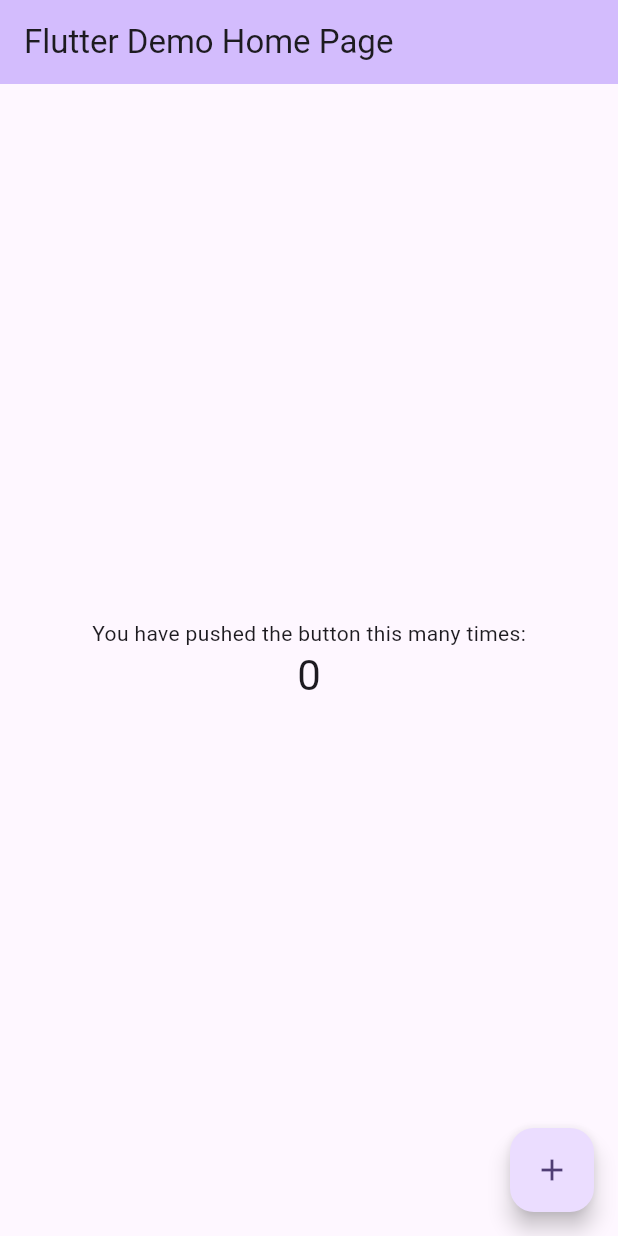
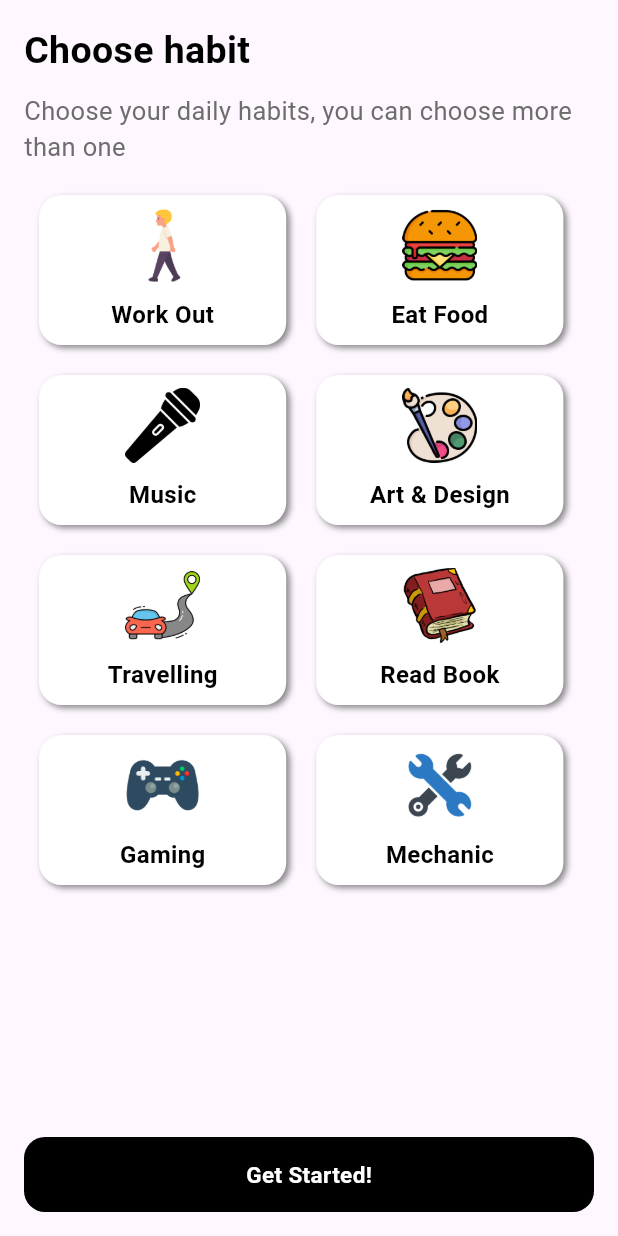
Before and after one commit to TamilSelvanRaja/shajin_pvt_ltd, a Flutter app: the screen it shows after launch, on a phone screen of 412 x 824 dp. Run offline on Flutter 3.47's test engine with Material 3 defaults, Android fonts, the phone set to English and light mode, and no system bars; our stand-ins replace get; Roboto replaces fonts that are missing (RobotoSlab).

Commit message:
Habits screen designed

```diff
--- a/lib/main.dart
+++ b/lib/main.dart
@@ -1,4 +1,6 @@
 import 'package:flutter/material.dart';
+import 'package:get/get.dart';
+import 'package:shajin_app/ui/home_screen.dart';
 
 void main() {
   runApp(const MyApp());
@@ -6,120 +8,15 @@
 
 class MyApp extends StatelessWidget {
   const MyApp({super.key});
-
-  // This widget is the root of your application.
   @override
   Widget build(BuildContext context) {
-    return MaterialApp(
+    return GetMaterialApp(
       title: 'Flutter Demo',
       theme: ThemeData(
-        // This is the theme of your application.
-        //
-        // TRY THIS: Try running your application with "flutter run". You'll see
-        // the application has a purple toolbar. Then, without quitting the app,
-        // try changing the seedColor in the colorScheme below to Colors.green
-        // and then invoke "hot reload" (save your changes or press the "hot
-        // reload" button in a Flutter-supported IDE, or press "r" if you used
-        // the command line to start the app).
-        //
-        // Notice that the counter didn't reset back to zero; the application
-        // state is not lost during the reload. To reset the state, use hot
-        // restart instead.
-        //
-        // This works for code too, not just values: Most code changes can be
-        // tested with just a hot reload.
         colorScheme: ColorScheme.fromSeed(seedColor: Colors.deepPurple),
         useMaterial3: true,
       ),
-      home: const MyHomePage(title: 'Flutter Demo Home Page'),
+      home: const MyHomePage(),
     );
   }
 }
-
-class MyHomePage extends StatefulWidget {
-  const MyHomePage({super.key, required this.title});
-
-  // This widget is the home page of your application. It is stateful, meaning
-  // that it has a State object (defined below) that contains fields that affect
-  // how it looks.
-
-  // This class is the configuration for the state. It holds the values (in this
-  // case the title) provided by the parent (in this case the App widget) and
-  // used by the build method of the State. Fields in a Widget subclass are
-  // always marked "final".
-
-  final String title;
-
-  @override
-  State<MyHomePage> createState() => _MyHomePageState();
-}
-
-class _MyHomePageState extends State<MyHomePage> {
-  int _counter = 0;
-
-  void _incrementCounter() {
-    setState(() {
-      // This call to setState tells the Flutter framework that something has
-      // changed in this State, which causes it to rerun the build method below
-      // so that the display can reflect the updated values. If we changed
-      // _counter without calling setState(), then the build method would not be
-      // called again, and so nothing would appear to happen.
-      _counter++;
-    });
-  }
-
-  @override
-  Widget build(BuildContext context) {
-    // This method is rerun every time setState is called, for instance as done
-    // by the _incrementCounter method above.
-    //
-    // The Flutter framework has been optimized to make rerunning build methods
-    // fast, so that you can just rebuild anything that needs updating rather
-    // than having to individually change instances of widgets.
-    return Scaffold(
-      appBar: AppBar(
-        // TRY THIS: Try changing the color here to a specific color (to
-        // Colors.amber, perhaps?) and trigger a hot reload to see the AppBar
-        // change color while the other colors stay the same.
-        backgroundColor: Theme.of(context).colorScheme.inversePrimary,
-        // Here we take the value from the MyHomePage object that was created by
-        // the App.build method, and use it to set our appbar title.
-        title: Text(widget.title),
-      ),
-      body: Center(
-        // Center is a layout widget. It takes a single child and positions it
-        // in the middle of the parent.
-        child: Column(
-          // Column is also a layout widget. It takes a list of children and
-          // arranges them vertically. By default, it sizes itself to fit its
-          // children horizontally, and tries to be as tall as its parent.
-          //
-          // Column has various properties to control how it sizes itself and
-          // how it positions its children. Here we use mainAxisAlignment to
-          // center the children vertically; the main axis here is the vertical
-          // axis because Columns are vertical (the cross axis would be
-          // horizontal).
-          //
-          // TRY THIS: Invoke "debug painting" (choose the "Toggle Debug Paint"
-          // action in the IDE, or press "p" in the console), to see the
-          // wireframe for each widget.
-          mainAxisAlignment: MainAxisAlignment.center,
-          children: <Widget>[
-            const Text(
-              'You have pushed the button this many times:',
-            ),
-            Text(
-              '$_counter',
-              style: Theme.of(context).textTheme.headlineMedium,
-            ),
-          ],
-        ),
-      ),
-      floatingActionButton: FloatingActionButton(
-        onPressed: _incrementCounter,
-        tooltip: 'Increment',
-        child: const Icon(Icons.add),
-      ), // This trailing comma makes auto-formatting nicer for build methods.
-    );
-  }
-}
--- /dev/null
+++ b/lib/resources/app_colors.dart
@@ -0,0 +1,14 @@
+import 'package:flutter/material.dart';
+
+class AppColors {
+  Color primaryclr = const Color(0xFFFF9305);
+
+  Color primarylightclr = const Color.fromARGB(255, 255, 233, 202);
+
+  Color whiteclr = const Color(0xFFFFFFFF);
+  Color blackclr = const Color(0xFF000000);
+  Color grey = const Color.fromARGB(255, 110, 109, 109);
+  Color blueclr = const Color(0xFF2196F3);
+  Color errorBorder = const Color(0xFFFF5E13);
+  Color barrierclr = const Color(0x77000000);
+}
--- /dev/null
+++ b/lib/resources/app_images.dart
@@ -0,0 +1,10 @@
+class AppImages {
+  String workout = "assets/workout.png";
+  String food = "assets/food.png";
+  String mic = "assets/mic.png";
+  String paint = "assets/paint.png";
+  String travel = "assets/travel.png";
+  String book = "assets/book.png";
+  String game = "assets/game.png";
+  String mechanic = "assets/mechanic.png";
+}
--- /dev/null
+++ b/lib/resources/datas.dart
@@ -0,0 +1,12 @@
+import 'package:shajin_app/resources/app_images.dart';
+
+List habbitsList = [
+  {"id": "1", "title": "Work Out", "image": AppImages().workout},
+  {"id": "2", "title": "Eat Food", "image": AppImages().food},
+  {"id": "3", "title": "Music", "image": AppImages().mic},
+  {"id": "4", "title": "Art & Design", "image": AppImages().paint},
+  {"id": "5", "title": "Travelling", "image": AppImages().travel},
+  {"id": "6", "title": "Read Book", "image": AppImages().book},
+  {"id": "7", "title": "Gaming", "image": AppImages().game},
+  {"id": "8", "title": "Mechanic", "image": AppImages().mechanic},
+];
--- /dev/null
+++ b/lib/resources/ui_helper.dart
@@ -0,0 +1,45 @@
+import 'package:flutter/material.dart';
+
+class UIHelper {
+  // Vertically Space Provider
+  static const Widget verticalSpaceSmall = SizedBox(height: 10.0);
+  static const Widget verticalSpaceMedium = SizedBox(height: 20.0);
+
+// Horizontal Space provider
+  static const Widget horizontalSpaceTiny = SizedBox(width: 5.0);
+  static const Widget horizontalSpaceSmall = SizedBox(width: 10.0);
+  static const Widget horizontalSpaceMedium = SizedBox(width: 20.0);
+
+  // Text and Style Provider
+  static Widget titleTextStyle(String title, double fntsize, bool isCenterAliignment, {Color fontclr = Colors.black, FontWeight fntweight = FontWeight.normal}) {
+    return Text(
+      title,
+      style: TextStyle(
+        color: fontclr,
+        fontSize: fntsize,
+        decoration: TextDecoration.none,
+        fontWeight: fntweight,
+        fontFamily: 'RobotoSlab',
+      ),
+      textAlign: isCenterAliignment ? TextAlign.center : TextAlign.left,
+    );
+  }
+
+  //Container Style Provider with shadow
+  static BoxDecoration roundedBorderWithColor(double radius, Color backgroundColor,
+      {Color borderColor = Colors.transparent, double borderWidth = 1, bool isShadow = false, Color shadowcolor = Colors.black45}) {
+    return BoxDecoration(
+        borderRadius: BorderRadius.all(Radius.circular(radius)),
+        border: Border.all(width: borderWidth, color: borderColor),
+        color: backgroundColor,
+        boxShadow: isShadow
+            ? [
+                BoxShadow(
+                  color: shadowcolor,
+                  offset: const Offset(2, 2),
+                  blurRadius: 3.0,
+                )
+              ]
+            : []);
+  }
+}
--- /dev/null
+++ b/lib/ui/home_screen.dart
@@ -0,0 +1,95 @@
+import 'package:flutter/material.dart';
+import 'package:get/get.dart';
+import 'package:shajin_app/resources/app_colors.dart';
+import 'package:shajin_app/resources/datas.dart';
+import 'package:shajin_app/resources/ui_helper.dart';
+
+class MyHomePage extends StatefulWidget {
+  const MyHomePage({super.key});
+
+  @override
+  State<MyHomePage> createState() => _MyHomePageState();
+}
+
+class _MyHomePageState extends State<MyHomePage> {
+  AppColors appColors = AppColors();
+  List selectedIndex = [];
+
+  @override
+  Widget build(BuildContext context) {
+    return Scaffold(
+      body: SafeArea(
+        top: true,
+        child: Container(
+          padding: const EdgeInsets.all(16),
+          child: Column(
+            mainAxisAlignment: MainAxisAlignment.start,
+            crossAxisAlignment: CrossAxisAlignment.start,
+            children: <Widget>[
+              UIHelper.titleTextStyle("Choose habit", 25, false, fntweight: FontWeight.bold),
+              UIHelper.verticalSpaceSmall,
+              UIHelper.titleTextStyle("Choose your daily habits, you can choose more than one", 17, false, fontclr: appColors.grey),
+              UIHelper.verticalSpaceSmall,
+              Expanded(
+                  child: Wrap(
+                children: List.generate(habbitsList.length, (i) {
+                  return GestureDetector(
+                    onTap: () {
+                      if (selectedIndex.contains(i)) {
+                        selectedIndex.remove(i);
+                      } else {
+                        selectedIndex.add(i);
+                      }
+                      setState(() {});
+                    },
+                    child: Container(
+                      height: 100,
+                      margin: const EdgeInsets.all(10),
+                      width: Get.width / 2.5,
+                      decoration: UIHelper.roundedBorderWithColor(
+                        15,
+                        selectedIndex.contains(i) ? appColors.primarylightclr.withOpacity(0.2) : appColors.whiteclr,
+                        isShadow: selectedIndex.contains(i) ? false : true,
+                        borderColor: selectedIndex.contains(i) ? appColors.primaryclr : appColors.whiteclr,
+                        borderWidth: selectedIndex.contains(i) ? 2 : 1,
+                      ),
+                      child: Column(
+                        mainAxisAlignment: MainAxisAlignment.center,
+                        children: [
+                          Image.asset(habbitsList[i]['image'], height: 50, width: 50),
+                          UIHelper.verticalSpaceSmall,
+                          UIHelper.titleTextStyle(habbitsList[i]['title'], 16, false, fntweight: FontWeight.bold),
+                        ],
+                      ),
+                    ),
+                  );
+                }),
+              )),
+              UIHelper.verticalSpaceSmall,
+              GestureDetector(
+                onTap: () {
+                  if (selectedIndex.length > 1) {
+                  } else {
+                    Get.snackbar(
+                      "Warning",
+                      "Please select more than one habits",
+                      backgroundColor: appColors.errorBorder,
+                      colorText: appColors.whiteclr,
+                    );
+                  }
+                },
+                child: Container(
+                  height: 50,
+                  width: Get.width,
+                  alignment: Alignment.center,
+                  decoration: UIHelper.roundedBorderWithColor(14, appColors.blackclr),
+                  child: UIHelper.titleTextStyle("Get Started!", 15, false, fontclr: appColors.whiteclr, fntweight: FontWeight.bold),
+                ),
+              )
+            ],
+          ),
+        ),
+      ),
+    );
+  }
+}
```
Also changed, not shown: pubspec.yaml (+4 -3 lines), assets/book.png (added), assets/food.png (added), assets/game.png (added), assets/mechanic.png (added), assets/mic.png (added), assets/paint.png (added), assets/travel.png (added), assets/workout.png (added), pubspec.lock.
